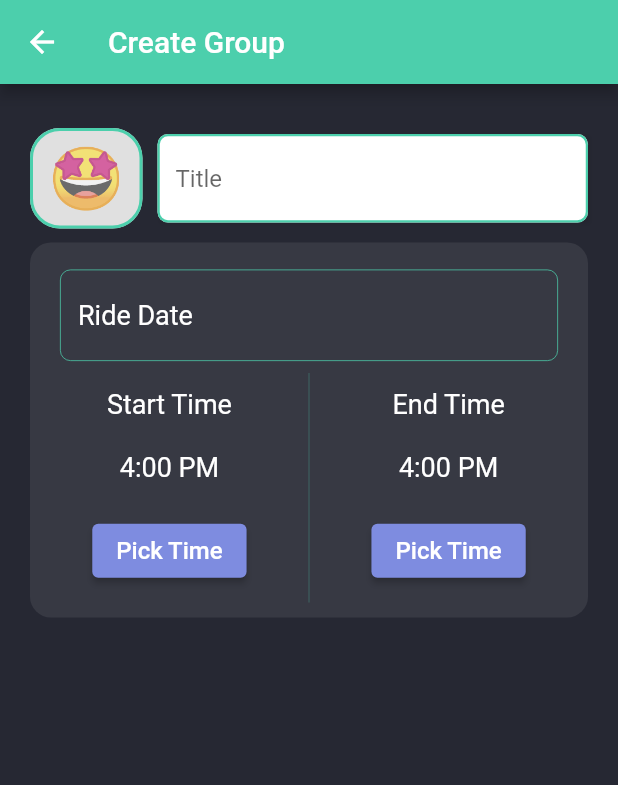
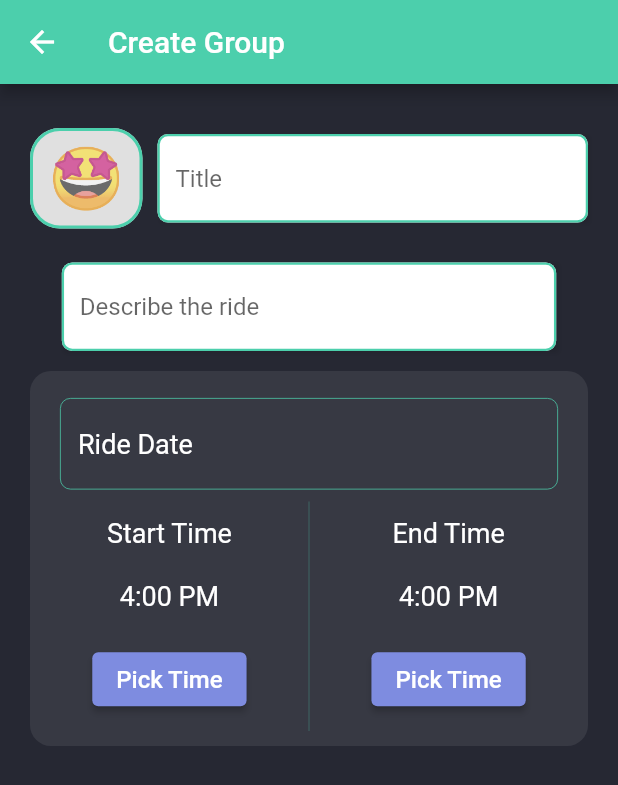
Before and after one commit to Abdulaziz4/bike-riders, a Flutter app: the GroupCreationView screen opened by its route, on a phone screen of 412 x 824 dp. Shown: the top 785 px of the screen. Run offline on Flutter 3.47's test engine with Material 2 defaults, Android fonts, the light colour scheme and no system bars; drawn by our look-alikes of datetime_picker_formfield; our stand-ins replace firebase_auth, firebase_core, flutter_spinkit, flutter_svg, logger, stacked and 1 more; missing offline and left inert: day_night_time_picker; accounts and stored records are empty.

Commit message:
Clean Tree

```diff
--- a/lib/ui/group_creation/group_creation_view.dart
+++ b/lib/ui/group_creation/group_creation_view.dart
@@ -55,6 +55,11 @@ class _GroupCreationViewState extends State<GroupCreationView> {
                 ),
               ],
             ),
+            InputField(
+              validator: (_) {},
+              onSave: (_) {},
+              hint: "Describe the ride",
+            ),
             RideTimePicker(),
           ],
         ),
```
Also changed, not shown: lib/ui/group_creation/components/date_picker_field.dart (+22 -7 lines).
